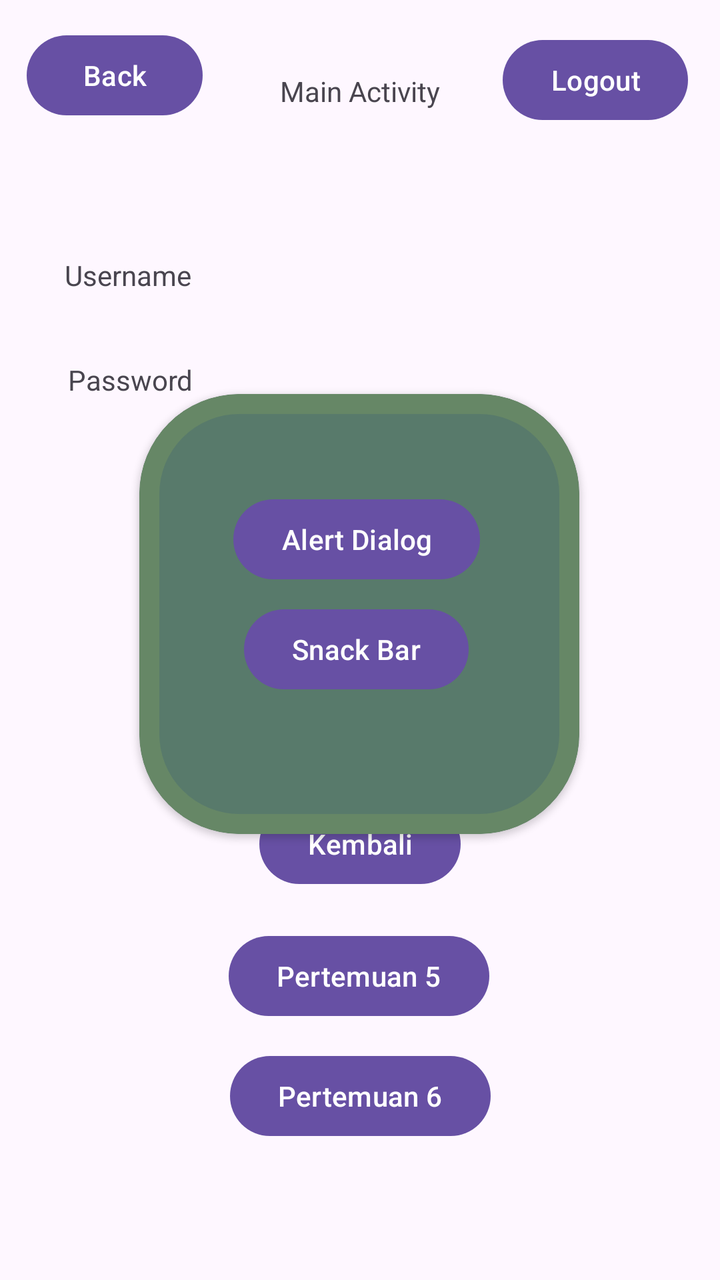
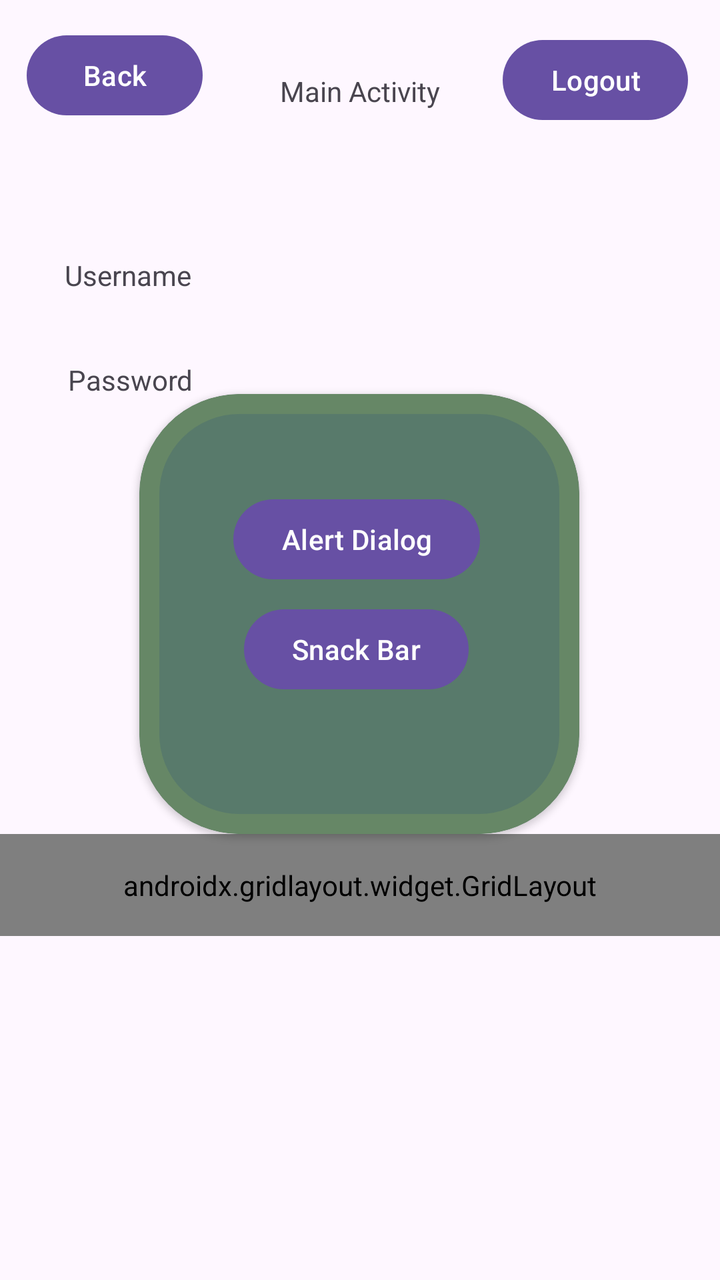

Two renders of the same Android screen: before a commit and after it. Below are the layout's source before the change and the commit's diff.
<!-- AndroidManifest.xml: application theme Theme.Athallarik_3TIB -->
<!-- res/layout/fragment_home.xml -->
<?xml version="1.0" encoding="utf-8"?>
<androidx.constraintlayout.widget.ConstraintLayout xmlns:android="http://schemas.android.com/apk/res/android"
    xmlns:tools="http://schemas.android.com/tools"
    android:layout_width="match_parent"
    android:layout_height="match_parent"
    xmlns:app="http://schemas.android.com/apk/res-auto"
    tools:context=".Home.HomeFragment">

    <TextView
        android:id="@+id/tvUsername"
        android:layout_width="wrap_content"
        android:layout_height="wrap_content"
        android:layout_marginTop="128dp"
        android:text="Username"
        app:layout_constraintEnd_toEndOf="parent"
        app:layout_constraintHorizontal_bias="0.109"
        app:layout_constraintStart_toStartOf="parent"
        app:layout_constraintTop_toTopOf="parent" />

    <TextView
        android:id="@+id/tvPassword"
        android:layout_width="wrap_content"
        android:layout_height="wrap_content"
        android:text="Password"
        app:layout_constraintBottom_toBottomOf="parent"
        app:layout_constraintEnd_toEndOf="parent"
        app:layout_constraintHorizontal_bias="0.114"
        app:layout_constraintStart_toStartOf="parent"
        app:layout_constraintTop_toBottomOf="@+id/tvUsername"
        app:layout_constraintVertical_bias="0.07" />

    <TextView
        android:id="@+id/tvTitle"
        android:layout_width="wrap_content"
        android:layout_height="wrap_content"
        android:text="Main Activity"
        app:layout_constraintBottom_toBottomOf="parent"
        app:layout_constraintEnd_toEndOf="parent"
        app:layout_constraintStart_toStartOf="parent"
        app:layout_constraintTop_toTopOf="parent"
        app:layout_constraintVertical_bias="0.058" />


    <com.google.android.material.card.MaterialCardView
        android:layout_width="220dp"
        android:layout_height="220dp"
        app:cardBackgroundColor="@color/green"
        app:cardCornerRadius="50dp"
        app:cardElevation="2dp"
        app:layout_constraintBottom_toBottomOf="parent"
        app:layout_constraintEnd_toEndOf="parent"
        app:layout_constraintHorizontal_bias="0.497"
        app:layout_constraintStart_toStartOf="parent"
        app:layout_constraintTop_toTopOf="parent"
        app:layout_constraintVertical_bias="0.469"
        app:strokeColor="#668766"
        app:strokeWidth="10dp">

        <androidx.constraintlayout.widget.ConstraintLayout
            android:layout_width="match_parent"
            android:layout_height="match_parent"
            android:layout_margin="10dp">


            <Button
                android:id="@+id/btnSnack"
                android:layout_width="wrap_content"
                android:layout_height="wrap_content"
                android:text="Snack Bar"
                app:layout_constraintBottom_toBottomOf="parent"
                app:layout_constraintEnd_toEndOf="parent"
                app:layout_constraintHorizontal_bias="0.481"
                app:layout_constraintStart_toStartOf="parent"
                app:layout_constraintTop_toTopOf="parent"
                app:layout_constraintVertical_bias="0.616" />

            <Button
                android:id="@+id/btnAlert"
                android:layout_width="wrap_content"
                android:layout_height="wrap_content"
                android:text="Alert Dialog"
                app:layout_constraintBottom_toBottomOf="parent"
                app:layout_constraintEnd_toEndOf="parent"
                app:layout_constraintHorizontal_bias="0.484"
                app:layout_constraintStart_toStartOf="parent"
                app:layout_constraintTop_toTopOf="parent"
                app:layout_constraintVertical_bias="0.255" />
        </androidx.constraintlayout.widget.ConstraintLayout>


    </com.google.android.material.card.MaterialCardView>

    <Button
        android:id="@+id/btnBck"
        android:layout_width="wrap_content"
        android:layout_height="wrap_content"
        android:text="Back"
        app:layout_constraintBottom_toBottomOf="parent"
        app:layout_constraintEnd_toEndOf="parent"
        app:layout_constraintHorizontal_bias="0.049"
        app:layout_constraintStart_toStartOf="parent"
        app:layout_constraintTop_toTopOf="parent"
        app:layout_constraintVertical_bias="0.023" />

    <Button
        android:id="@+id/btnToLima"
        android:layout_width="wrap_content"
        android:layout_height="wrap_content"
        android:layout_marginBottom="128dp"
        android:text="Pertemuan 5"
        app:layout_constraintBottom_toBottomOf="parent"
        app:layout_constraintEnd_toEndOf="parent"
        app:layout_constraintHorizontal_bias="0.498"
        app:layout_constraintStart_toStartOf="parent" />

    <Button
        android:id="@+id/button2"
        android:layout_width="wrap_content"
        android:layout_height="wrap_content"
        android:layout_marginBottom="18dp"
        android:text="Kembali"
        app:layout_constraintBottom_toTopOf="@+id/btnToLima"
        app:layout_constraintEnd_toEndOf="parent"
        app:layout_constraintStart_toStartOf="parent" />

    <Button
        android:id="@+id/btnToSixth"
        android:layout_width="wrap_content"
        android:layout_height="wrap_content"
        android:layout_marginBottom="68dp"
        android:text="Pertemuan 6"
        app:layout_constraintBottom_toBottomOf="parent"
        app:layout_constraintEnd_toEndOf="parent"
        app:layout_constraintStart_toStartOf="parent" />

    <Button
        android:id="@+id/btnLogout"
        android:layout_width="wrap_content"
        android:layout_height="wrap_content"
        android:layout_marginTop="16dp"
        android:layout_marginEnd="16dp"
        android:text="Logout"
        app:layout_constraintEnd_toEndOf="parent"
        app:layout_constraintTop_toTopOf="parent" />

</androidx.constraintlayout.widget.ConstraintLayout>
<!-- resources referenced by this layout -->
<resources>
  <color name="green">#587A6B</color>
  <style name="Theme.Athallarik_3TIB" parent="Base.Theme.Athallarik_3TIB" />
  <style name="Base.Theme.Athallarik_3TIB" parent="Theme.Material3.DayNight.NoActionBar">
          
          
      </style>
</resources>

<!-- the commit's change to res/layout/fragment_home.xml (unified diff, before → after) -->
@@ -42,6 +42,7 @@
 
 
     <com.google.android.material.card.MaterialCardView
+        android:id="@+id/materialCardView"
         android:layout_width="220dp"
         android:layout_height="220dp"
         app:cardBackgroundColor="@color/green"
@@ -89,7 +90,75 @@
 
 
     </com.google.android.material.card.MaterialCardView>
+    <androidx.gridlayout.widget.GridLayout
+        android:id="@+id/gridMenu"
+        android:layout_width="0dp"
+        android:layout_height="wrap_content"
+        android:padding="16dp"
+        app:columnCount="2"
+        app:useDefaultMargins="true"
+        app:layout_constraintEnd_toEndOf="parent"
+        app:layout_constraintStart_toStartOf="parent"
+        app:layout_constraintTop_toBottomOf="@+id/materialCardView">
 
+
+    <Button
+        android:id="@+id/btnToLima"
+        android:layout_width="wrap_content"
+        android:layout_height="wrap_content"
+        android:text="Pertemuan 5"
+        app:layout_columnWeight="1"
+        app:layout_gravity="fill_horizontal"
+        app:layout_constraintBottom_toBottomOf="parent"
+        app:layout_constraintEnd_toEndOf="parent"
+        app:layout_constraintHorizontal_bias="0.498"
+        app:layout_constraintStart_toStartOf="parent" />
+
+    <Button
+        android:id="@+id/button2"
+        android:layout_width="wrap_content"
+        android:layout_height="wrap_content"
+        android:text="Kembali"
+        app:layout_columnWeight="1"
+        app:layout_gravity="fill_horizontal"
+        app:layout_constraintBottom_toTopOf="@+id/btnToLima"
+        app:layout_constraintEnd_toEndOf="parent"
+        app:layout_constraintStart_toStartOf="parent" />
+
+    <Button
+        android:id="@+id/btnToSixth"
+        android:layout_width="wrap_content"
+        android:layout_height="wrap_content"
+        app:layout_columnWeight="1"
+        app:layout_gravity="fill_horizontal"
+        android:text="Pertemuan 6"
+        app:layout_constraintBottom_toBottomOf="parent"
+        app:layout_constraintEnd_toEndOf="parent"
+        app:layout_constraintStart_toStartOf="parent" />
+
+    <Button
+        android:id="@+id/btnToSembilan"
+        android:layout_width="wrap_content"
+        android:layout_height="wrap_content"
+        android:text="Pertemuan 9"
+        app:layout_columnWeight="1"
+        app:layout_gravity="fill_horizontal"
+        app:layout_constraintBottom_toBottomOf="parent"
+        app:layout_constraintEnd_toEndOf="parent"
+        app:layout_constraintHorizontal_bias="0.517"
+        app:layout_constraintStart_toStartOf="parent" />
+
+    </androidx.gridlayout.widget.GridLayout>
+
+    <Button
+        android:id="@+id/btnLogout"
+        android:layout_width="wrap_content"
+        android:layout_height="wrap_content"
+        android:layout_marginTop="16dp"
+        android:layout_marginEnd="16dp"
+        android:text="Logout"
+        app:layout_constraintEnd_toEndOf="parent"
+        app:layout_constraintTop_toTopOf="parent" />
     <Button
         android:id="@+id/btnBck"
         android:layout_width="wrap_content"
@@ -102,45 +171,4 @@
         app:layout_constraintTop_toTopOf="parent"
         app:layout_constraintVertical_bias="0.023" />
 
-    <Button
-        android:id="@+id/btnToLima"
-        android:layout_width="wrap_content"
-        android:layout_height="wrap_content"
-        android:layout_marginBottom="128dp"
-        android:text="Pertemuan 5"
-        app:layout_constraintBottom_toBottomOf="parent"
-        app:layout_constraintEnd_toEndOf="parent"
-        app:layout_constraintHorizontal_bias="0.498"
-        app:layout_constraintStart_toStartOf="parent" />
-
-    <Button
-        android:id="@+id/button2"
-        android:layout_width="wrap_content"
-        android:layout_height="wrap_content"
-        android:layout_marginBottom="18dp"
-        android:text="Kembali"
-        app:layout_constraintBottom_toTopOf="@+id/btnToLima"
-        app:layout_constraintEnd_toEndOf="parent"
-        app:layout_constraintStart_toStartOf="parent" />
-
-    <Button
-        android:id="@+id/btnToSixth"
-        android:layout_width="wrap_content"
-        android:layout_height="wrap_content"
-        android:layout_marginBottom="68dp"
-        android:text="Pertemuan 6"
-        app:layout_constraintBottom_toBottomOf="parent"
-        app:layout_constraintEnd_toEndOf="parent"
-        app:layout_constraintStart_toStartOf="parent" />
-
-    <Button
-        android:id="@+id/btnLogout"
-        android:layout_width="wrap_content"
-        android:layout_height="wrap_content"
-        android:layout_marginTop="16dp"
-        android:layout_marginEnd="16dp"
-        android:text="Logout"
-        app:layout_constraintEnd_toEndOf="parent"
-        app:layout_constraintTop_toTopOf="parent" />
-
 </androidx.constraintlayout.widget.ConstraintLayout>
